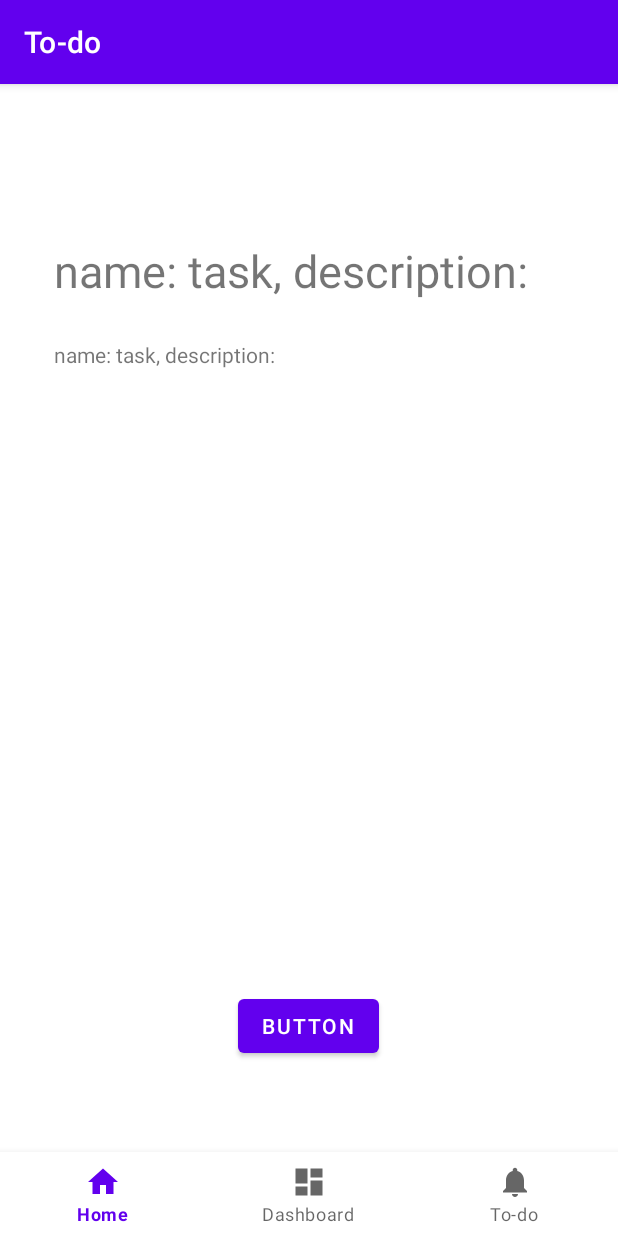
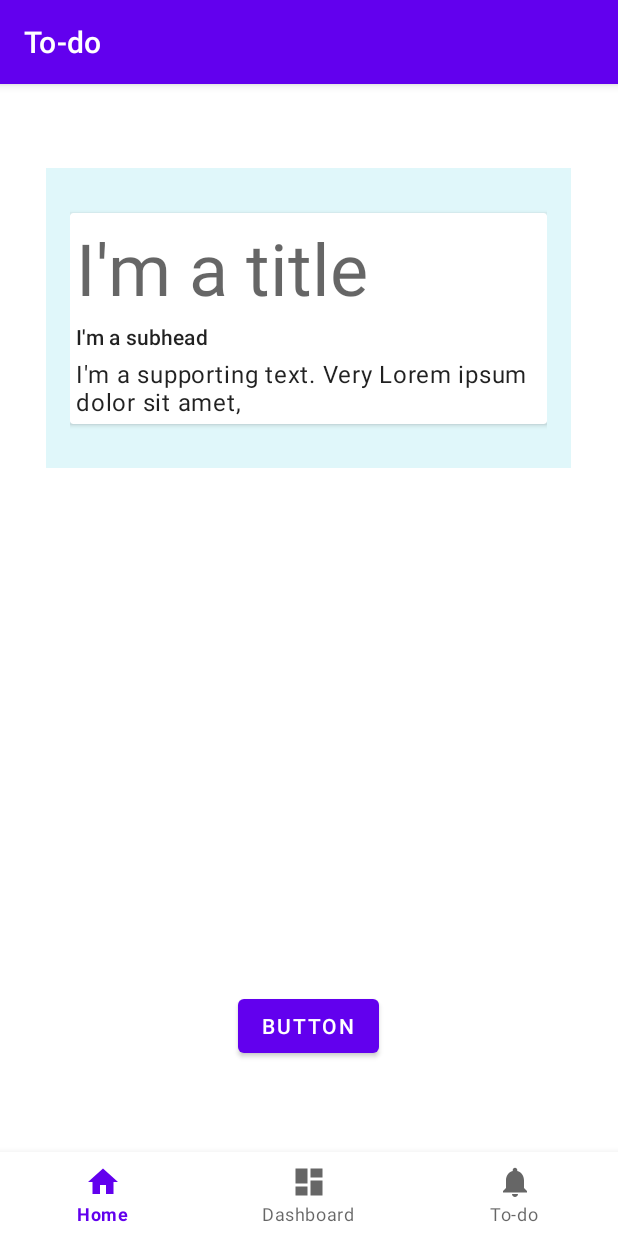
Before and after one commit to pnung/classscheduler, an Android app: the TodoFragment screen opened through its navigation route, after a tap on "BUTTON", on a phone screen of 412 x 824 dp. Run offline under Robolectric (Android 15) with nearby library versions, the phone set to English and light mode, and no system bars; our stand-ins replace navigation-ui.

Commit message:
added cardview

```diff
--- a/app/src/main/java/com/example/classscheduler/ui/todo/TodoFragment.java
+++ b/app/src/main/java/com/example/classscheduler/ui/todo/TodoFragment.java
@@ -80,7 +80,7 @@ public class TodoFragment extends Fragment {
             public ViewHolder onCreateViewHolder(ViewGroup viewGroup, int viewType) {
                 // Create a new view, which defines the UI of the list item
                 View view = LayoutInflater.from(viewGroup.getContext())
-                        .inflate(R.layout.text_row_item, viewGroup, false);
+                        .inflate(R.layout.card_view, viewGroup, false);
 
                 return new ViewHolder(view);
             }
@@ -91,8 +91,8 @@ public class TodoFragment extends Fragment {
 
                 // Get element from your dataset at this position and replace the
                 // contents of the view with that element
-                viewHolder.getTaskNameView().setText(localDataSet.get(position).toString());
-                viewHolder.getTaskDueDateView().setText(localDataSet.get(position).toString());
+                /*viewHolder.getTaskNameView().setText(localDataSet.get(position).toString());
+                viewHolder.getTaskDueDateView().setText(localDataSet.get(position).toString());*/
             }
 
             // Return the size of your dataset (invoked by the layout manager)
--- a/app/src/main/res/layout/card_view.xml
+++ b/app/src/main/res/layout/card_view.xml
@@ -7,7 +7,7 @@
     android:padding="16dp"
     android:background="#E0F7FA"
     android:layout_width="match_parent"
-    android:layout_height="match_parent">
+    android:layout_height="200dp">
 
     <androidx.cardview.widget.CardView
         android:layout_width="match_parent"
--- a/app/src/main/res/layout/fragment_todo.xml
+++ b/app/src/main/res/layout/fragment_todo.xml
@@ -21,7 +21,7 @@
         android:id="@+id/todo_recycler_view"
         android:layout_width="350dp"
         android:layout_height="400dp"
-        android:layout_marginTop="48dp"
+        android:layout_marginTop="0dp"
         app:layout_constraintEnd_toEndOf="parent"
         app:layout_constraintHorizontal_bias="0.491"
         app:layout_constraintStart_toStartOf="parent"
```
